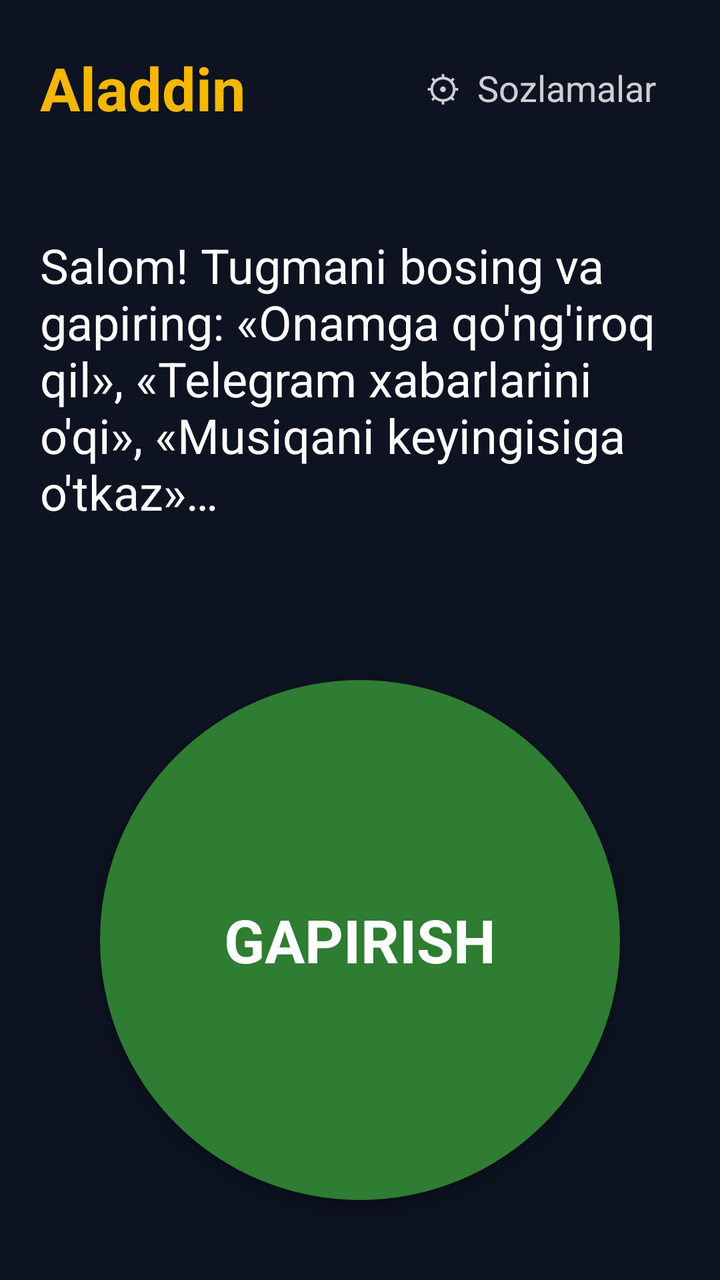
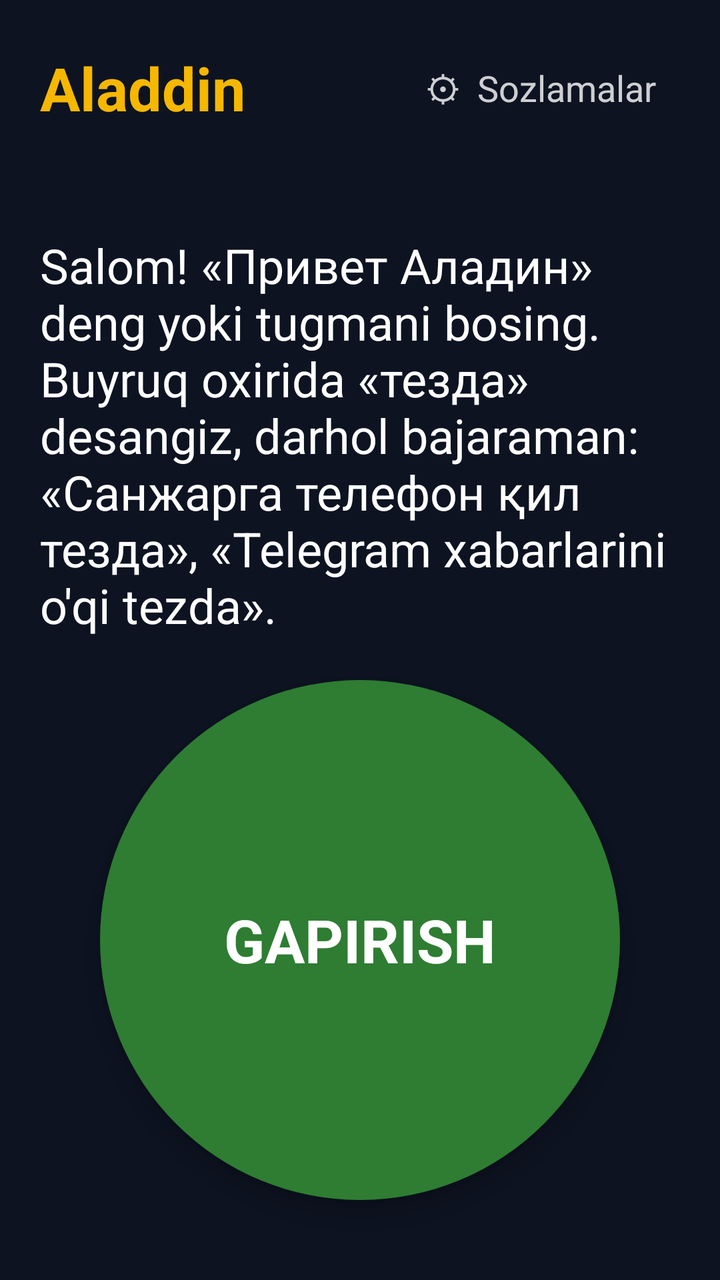

Two renders of the same Android screen: before a commit and after it. Below are the layout's source before the change and the commit's diff.
<!-- AndroidManifest.xml: application theme Theme.Aladdin -->
<!-- res/layout/activity_main.xml -->
<?xml version="1.0" encoding="utf-8"?>
<LinearLayout xmlns:android="http://schemas.android.com/apk/res/android"
    android:layout_width="match_parent"
    android:layout_height="match_parent"
    android:background="@color/bg"
    android:orientation="vertical"
    android:padding="20dp">

    <LinearLayout
        android:layout_width="match_parent"
        android:layout_height="wrap_content"
        android:gravity="center_vertical"
        android:orientation="horizontal">

        <TextView
            android:layout_width="0dp"
            android:layout_height="wrap_content"
            android:layout_weight="1"
            android:text="Aladdin"
            android:textColor="@color/gold"
            android:textSize="30sp"
            android:textStyle="bold" />

        <TextView
            android:id="@+id/settings"
            android:layout_width="wrap_content"
            android:layout_height="48dp"
            android:background="?attr/selectableItemBackground"
            android:gravity="center"
            android:paddingHorizontal="12dp"
            android:text="⚙  Sozlamalar"
            android:textColor="#CCFFFFFF"
            android:textSize="18sp" />
    </LinearLayout>

    <TextView
        android:id="@+id/banner"
        android:layout_width="match_parent"
        android:layout_height="wrap_content"
        android:layout_marginTop="12dp"
        android:background="#33F5B700"
        android:padding="12dp"
        android:text="Telegram va WhatsApp xabarlarini o'qish uchun shu yerni bosib, Aladdin'ga bildirishnomalarga ruxsat bering"
        android:textColor="@color/gold"
        android:textSize="15sp"
        android:visibility="gone" />

    <TextView
        android:id="@+id/status"
        android:layout_width="match_parent"
        android:layout_height="wrap_content"
        android:layout_marginTop="16dp"
        android:textColor="#99FFFFFF"
        android:textSize="18sp" />

    <ScrollView
        android:layout_width="match_parent"
        android:layout_height="0dp"
        android:layout_marginTop="8dp"
        android:layout_weight="1">

        <TextView
            android:id="@+id/reply"
            android:layout_width="match_parent"
            android:layout_height="wrap_content"
            android:text="Salom! Tugmani bosing va gapiring: «Onamga qo'ng'iroq qil», «Telegram xabarlarini o'qi», «Musiqani keyingisiga o'tkaz»…"
            android:textColor="#FFFFFF"
            android:textSize="24sp" />
    </ScrollView>

    <FrameLayout
        android:layout_width="match_parent"
        android:layout_height="300dp">

        <TextView
            android:id="@+id/talk"
            android:layout_width="260dp"
            android:layout_height="260dp"
            android:layout_gravity="center"
            android:background="@drawable/bg_talk"
            android:backgroundTint="#2E7D32"
            android:elevation="8dp"
            android:gravity="center"
            android:text="GAPIRISH"
            android:textColor="#FFFFFF"
            android:textSize="30sp"
            android:textStyle="bold" />
    </FrameLayout>
</LinearLayout>
<!-- resources referenced by this layout -->
<resources>
  <color name="bg">#0D1321</color>
  <color name="gold">#F5B700</color>
  <!-- drawable bg_talk (drawable) -->
  <?xml version="1.0" encoding="utf-8"?>
  <shape xmlns:android="http://schemas.android.com/apk/res/android"
      android:shape="oval">
      <solid android:color="#FFFFFF" />
  </shape>
  <style name="Theme.Aladdin" parent="Theme.Material3.Dark.NoActionBar">
          <item name="android:windowBackground">@color/bg</item>
          <item name="android:statusBarColor">@color/bg</item>
          <item name="android:navigationBarColor">@color/bg</item>
          <item name="colorPrimary">@color/gold</item>
          <item name="colorAccent">@color/gold</item>
      </style>
</resources>

<!-- the commit's change to res/layout/activity_main.xml (unified diff, before → after) -->
@@ -63,7 +63,7 @@
             android:id="@+id/reply"
             android:layout_width="match_parent"
             android:layout_height="wrap_content"
-            android:text="Salom! Tugmani bosing va gapiring: «Onamga qo'ng'iroq qil», «Telegram xabarlarini o'qi», «Musiqani keyingisiga o'tkaz»…"
+            android:text="Salom! «Привет Аладин» deng yoki tugmani bosing. Buyruq oxirida «тезда» desangiz, darhol bajaraman: «Санжарга телефон қил тезда», «Telegram xabarlarini o'qi tezda»."
             android:textColor="#FFFFFF"
             android:textSize="24sp" />
     </ScrollView>
